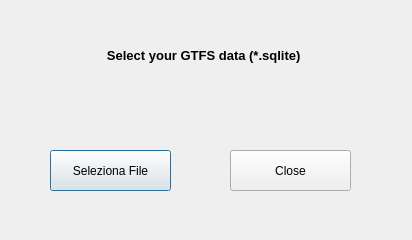
First picture: the form in route_tracking_dialog_base.ui, repository gianmarconaro/city-transport-analyzer, before the edit.
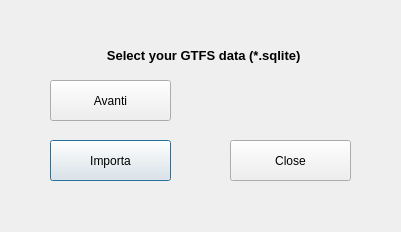
Second picture: the form after the edit.

Commit message: feat: route tracking

```diff
--- a/route_tracking_dialog_base.ui
+++ b/route_tracking_dialog_base.ui
@@ -6,8 +6,8 @@
    <rect>
     <x>0</x>
     <y>0</y>
-    <width>412</width>
-    <height>240</height>
+    <width>401</width>
+    <height>232</height>
    </rect>
   </property>
   <property name="windowTitle">
@@ -30,20 +30,20 @@
    <property name="geometry">
     <rect>
      <x>50</x>
-     <y>150</y>
+     <y>140</y>
      <width>121</width>
      <height>41</height>
     </rect>
    </property>
    <property name="text">
-    <string>Seleziona File</string>
+    <string>Importa</string>
    </property>
   </widget>
   <widget class="QPushButton" name="closeButton">
    <property name="geometry">
     <rect>
      <x>230</x>
-     <y>150</y>
+     <y>140</y>
      <width>121</width>
      <height>41</height>
     </rect>
@@ -52,6 +52,19 @@
     <string>Close</string>
    </property>
   </widget>
+  <widget class="QPushButton" name="forwardButton">
+   <property name="geometry">
+    <rect>
+     <x>50</x>
+     <y>80</y>
+     <width>121</width>
+     <height>41</height>
+    </rect>
+   </property>
+   <property name="text">
+    <string>Avanti</string>
+   </property>
+  </widget>
  </widget>
  <resources/>
  <connections/>
```
The commit also changes 16 other files.
